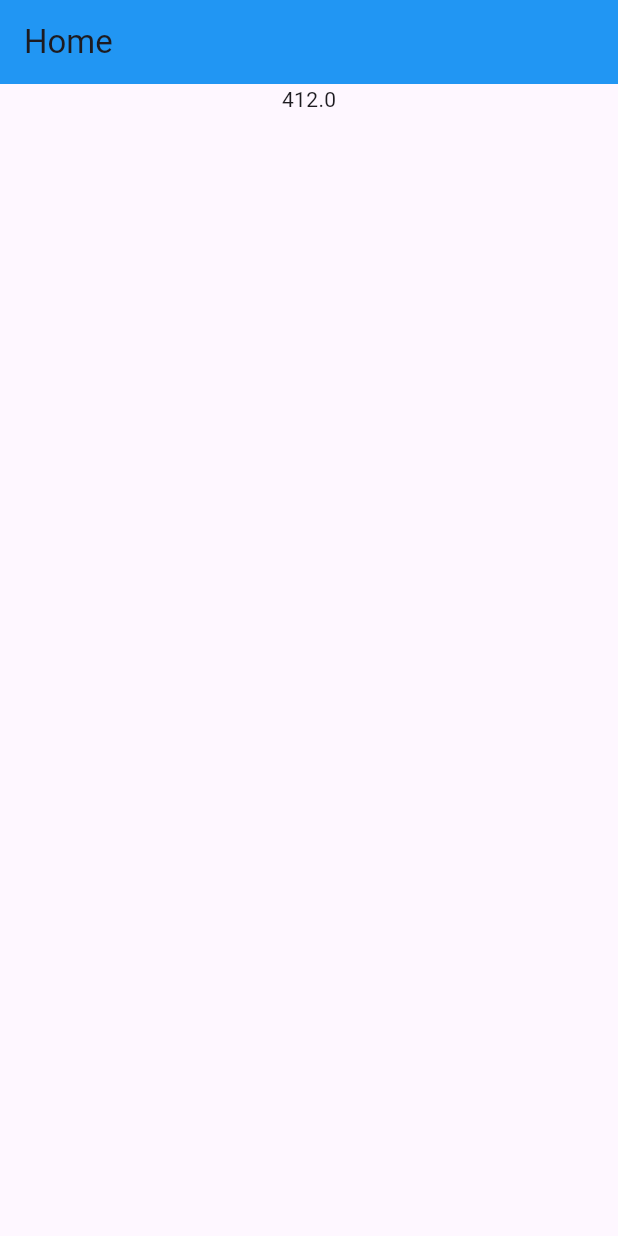
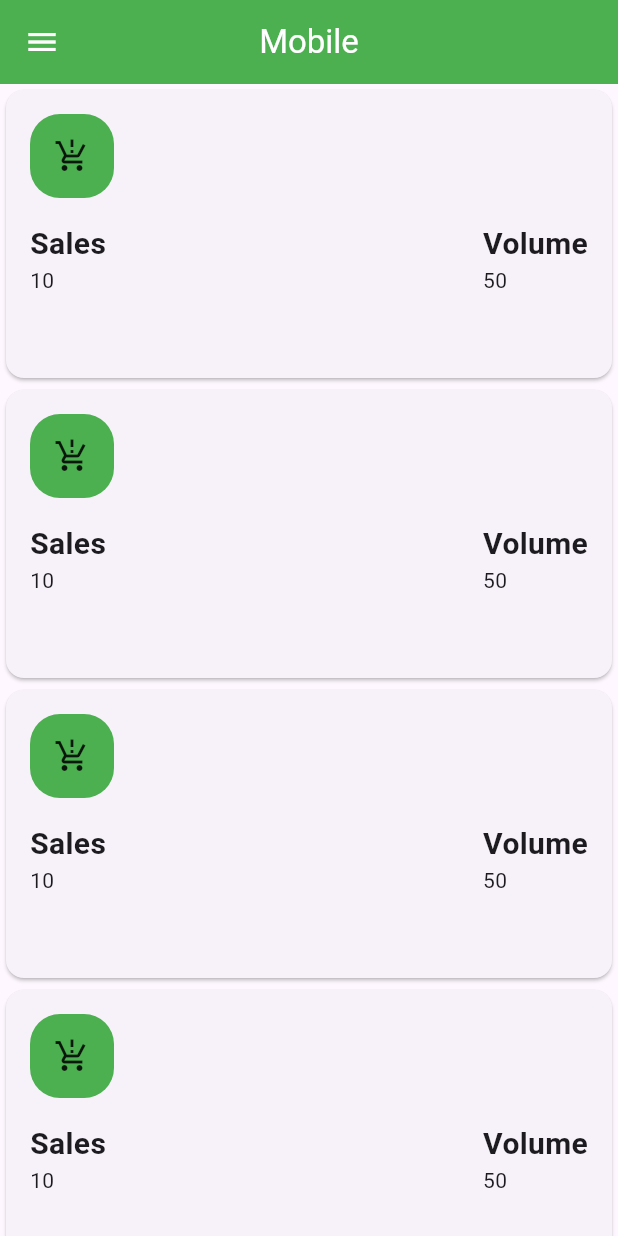
Before and after one commit to farshidalamevan/ostad_flutter_seven_flutter, a Flutter app: the screen it shows after launch, on a phone screen of 412 x 824 dp. Run offline on Flutter 3.47's test engine with Material 3 defaults, Android fonts, the light colour scheme and no system bars.

Commit message:
/// Responsive Design || Responsive Builder || Screen Utils

```diff
--- /dev/null
+++ b/lib/deshBoardCard.dart
@@ -0,0 +1,54 @@
+import 'package:flutter/material.dart';
+
+class deshBoardCard extends StatelessWidget {
+  const deshBoardCard({
+    super.key,
+  });
+
+  @override
+  Widget build(BuildContext context) {
+    return Card(
+      child: Padding(
+        padding: const EdgeInsets.all(16),
+        child: Column(
+          crossAxisAlignment: CrossAxisAlignment.start,
+          children: [
+            Container(
+              padding: EdgeInsets.all(16),
+              decoration: BoxDecoration(
+                color: Colors.green.shade500,
+                borderRadius: BorderRadius.circular(20),
+              ),
+              child: Icon(
+                Icons.production_quantity_limits_outlined,
+              ),
+            ),
+            SizedBox(height: 16),
+            Row(
+              mainAxisAlignment: MainAxisAlignment.spaceBetween,
+              children: [
+                _buildSingleSection('Sales', '10'),
+                _buildSingleSection('Volume', '50')
+              ],
+            ),
+          ],
+        ),
+      ),
+    );
+  }
+
+  Widget _buildSingleSection(String title, String number) {
+    return Column(
+      crossAxisAlignment: CrossAxisAlignment.start,
+      children: [
+        Text(
+          title,
+          style: TextStyle(fontSize: 20, fontWeight: FontWeight.bold),
+        ),
+        Text(
+          number,
+        ),
+      ],
+    );
+  }
+}
--- /dev/null
+++ b/lib/home_screen.dart
@@ -0,0 +1,125 @@
+import 'package:flutter/material.dart';
+import 'package:ostad_flutter_seven_flutter/responsive_builder.dart';
+import 'deshBoardCard.dart';
+
+class HomeScreen extends StatefulWidget {
+  const HomeScreen({super.key});
+
+  @override
+  State<HomeScreen> createState() => _HomeScreenState();
+}
+
+class _HomeScreenState extends State<HomeScreen> {
+  @override
+  Widget build(BuildContext context) {
+    return ResponsiveBuilder(
+        mobile: _buildMobileLayout(),
+        tablet: _buildTabletLayout(),
+        desktop: _buildDesktopLayout());
+  }
+
+  Widget _buildMobileLayout() {
+    return Scaffold(
+      appBar: AppBar(
+        title: Text('Mobile'),
+        backgroundColor: Colors.green,
+        foregroundColor: Colors.white,
+        centerTitle: true,
+      ),
+      drawer: _buildDrawer(),
+      body: SingleChildScrollView(
+        child: Column(
+          children: [
+            _getSummarySection(crossAxisCount: 1, ratio: 2.7),
+          ],
+        ),
+      ),
+    );
+  }
+
+  Widget _buildTabletLayout() {
+    return Scaffold(
+      appBar: AppBar(
+        title: Text('Tablet'),
+        backgroundColor: Colors.purple,
+        foregroundColor: Colors.white,
+      ),
+      drawer: _buildDrawer(),
+      body: SingleChildScrollView(
+        child: Column(
+          children: [
+            _getSummarySection(crossAxisCount: 2, ratio: 1.8),
+          ],
+        ),
+      ),
+    );
+  }
+
+  Widget _buildDesktopLayout() {
+    return Scaffold(
+      appBar: AppBar(
+        title: Text('Desktop'),
+        backgroundColor: Colors.blue,
+        centerTitle: true,
+      ),
+      body: Row(
+        children: [
+          _buildDrawer(),
+          Expanded(
+              child: Column(
+            children: [
+              _getSummarySection(crossAxisCount: 3, ratio: 1.2),
+            ],
+          )),
+        ],
+      ),
+    );
+  }
+
+  Widget _buildDrawer() {
+    return Drawer(
+      child: SafeArea(
+        child: Column(
+          children: [
+            ListTile(
+              title: Text('About'),
+            ),
+            ListTile(
+              title: Text('Contact'),
+            ),
+            ListTile(
+              title: Text('Terms'),
+            ),
+            ListTile(
+              title: Text('Privacy'),
+            ),
+            ListTile(
+              title: Text('Team'),
+            ),
+          ],
+        ),
+      ),
+    );
+  }
+
+  Widget _getSummarySection(
+      {required int crossAxisCount, required double ratio}) {
+    return GridView(
+      shrinkWrap: true,
+      primary: false,
+      gridDelegate: SliverGridDelegateWithFixedCrossAxisCount(
+          crossAxisCount: crossAxisCount,
+          childAspectRatio: ratio,
+          mainAxisExtent: 200),
+      children: [
+        deshBoardCard(),
+        deshBoardCard(),
+        deshBoardCard(),
+        deshBoardCard(),
+        deshBoardCard(),
+        deshBoardCard(),
+        deshBoardCard(),
+      ],
+    );
+  }
+}
--- a/lib/main.dart
+++ b/lib/main.dart
@@ -1,88 +1,20 @@
-/// Flexible | Expanded | AspectRatio
+/// Responsive Design || Responsive Builder || Screen Utils
+
 
 import 'package:flutter/material.dart';
+import 'package:ostad_flutter_seven_flutter/home_screen.dart';
 
 void main() {
-  runApp(Module11Class3());
+  runApp(RSAapp());
 }
 
-class Module11Class3 extends StatelessWidget {
-  const Module11Class3({super.key});
+class RSAapp extends StatelessWidget {
+  const RSAapp({super.key});
 
   @override
   Widget build(BuildContext context) {
     return MaterialApp(
-      home: Home(),
+      home: HomeScreen(),
     );
   }
 }
-
-class Home extends StatelessWidget {
-  const Home({super.key});
-
-  @override
-  Widget build(BuildContext context) {
-    MediaQuery.sizeOf(context).width;
-    MediaQuery.sizeOf(context).height;
-    return Scaffold(
-      appBar: AppBar(
-        backgroundColor: Colors.blue,
-        title: Text('Home'),
-      ),
-      body: SizedBox(
-        width: MediaQuery.of(context).size.width,
-        height: MediaQuery.of(context).size.height,
-        child: Column(
-          children: [
-            /// Flexible
-            // Flexible(
-            //   flex: 2,
-            //   child: Container(
-            //     color: Colors.red,
-            //     width: 200,
-            //   ),
-            // ),
-            // Flexible(
-            //   fit: FlexFit.loose,
-            //   flex: 1,
-            //   child: Container(
-            //     color: Colors.pink,
-            //     height: 100,
-            //     width: 200,
-            //   ),
-            // ),
-
-            /// Expanded (Shorter version of Flexible)
-            // Expanded(
-            //   child: Container(
-            //     color: Colors.pink,
-            //     height: 100,
-            //     width: 200,
-            //   ),
-            // ),
-            // Expanded(
-            //   child: Container(
-            //     color: Colors.orange,
-            //     width: 200,
-            //   ),
-            // ),
-
-            /// AspectRatio
-            // AspectRatio(
-            //   aspectRatio: 5 / 5,
-            //   child: Container(
-            //     color: Colors.pink,
-            //   ),
-            // ),
-            LayoutBuilder(builder: (context, constraints) {
-              return Container(
-                  child: Text(
-                constraints.maxWidth.toString(),
-              ));
-            })
-          ],
-        ),
-      ),
-    );
-  }
-}
--- /dev/null
+++ b/lib/responsive_builder.dart
@@ -0,0 +1,37 @@
+import 'package:flutter/material.dart';
+import 'package:ostad_flutter_seven_flutter/screen_utils.dart';
+
+class ResponsiveBuilder extends StatelessWidget {
+  const ResponsiveBuilder({
+    super.key,
+    required this.mobile,
+    this.tablet,
+    required this.desktop,
+  });
+
+  final Widget mobile;
+  final Widget? tablet;
+  final Widget desktop;
+
+  @override
+  Widget build(BuildContext context) {
+    final size = MediaQuery.of(context).size;
+    final DeviceType deviceType = ScreenUtils.getDeviceType(size.width);
+
+
+    if (deviceType == DeviceType.mobile) {
+      return mobile;
+
+    } else if (deviceType == DeviceType.tablet) {
+      return tablet ?? mobile;
+    }
+
+    return desktop;
+    // if (size.width < 640) {
+    //   return mobile;
+    // } else if (size.width >=640 && size.width < 1008){
+    //   return tablet?? mobile;
+    // }
+    // return desktop;
+  }
+}
--- /dev/null
+++ b/lib/screen_utils.dart
@@ -0,0 +1,18 @@
+enum DeviceType { mobile, tablet, desktop }
+
+class ScreenUtils {
+  static const double mobileMaxSize = 640;
+  static const double tabletMaxSize = 1008;
+  static const double desktopMinSize = 1008;
+
+  static DeviceType getDeviceType(double width) {
+    if (width < ScreenUtils.mobileMaxSize) {
+      return DeviceType.mobile;
+    } else if (width >= ScreenUtils.mobileMaxSize &&
+        width < ScreenUtils.tabletMaxSize) {
+      return DeviceType.tablet;
+    }
+
+    return DeviceType.desktop;
+  }
+}
```
